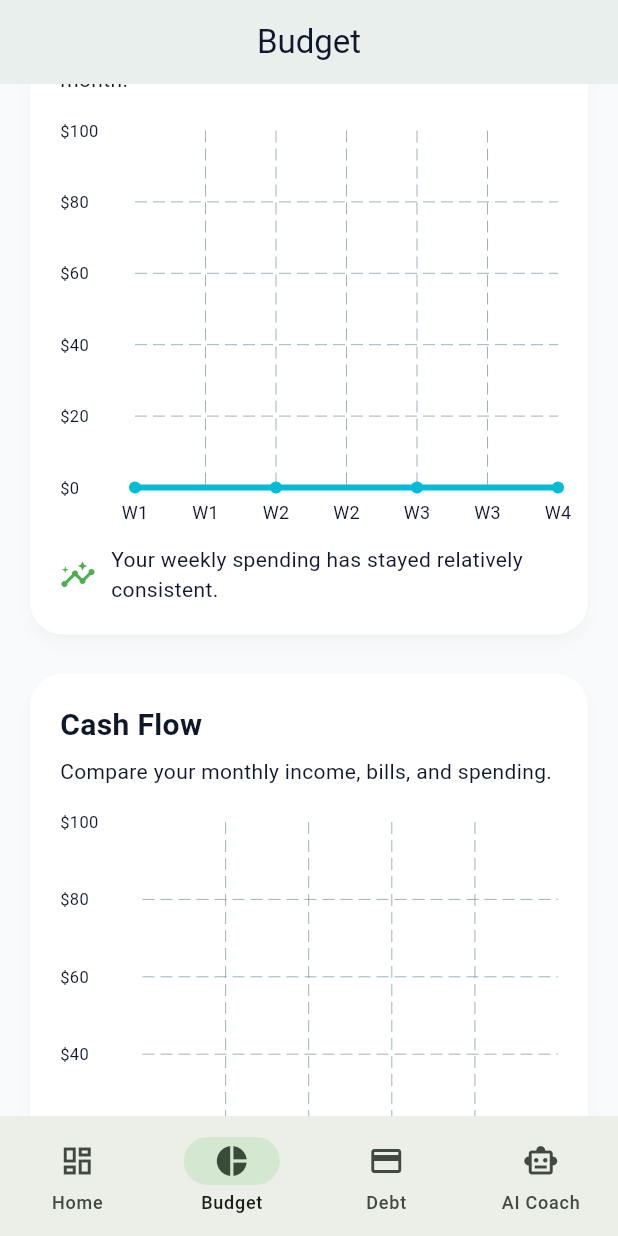
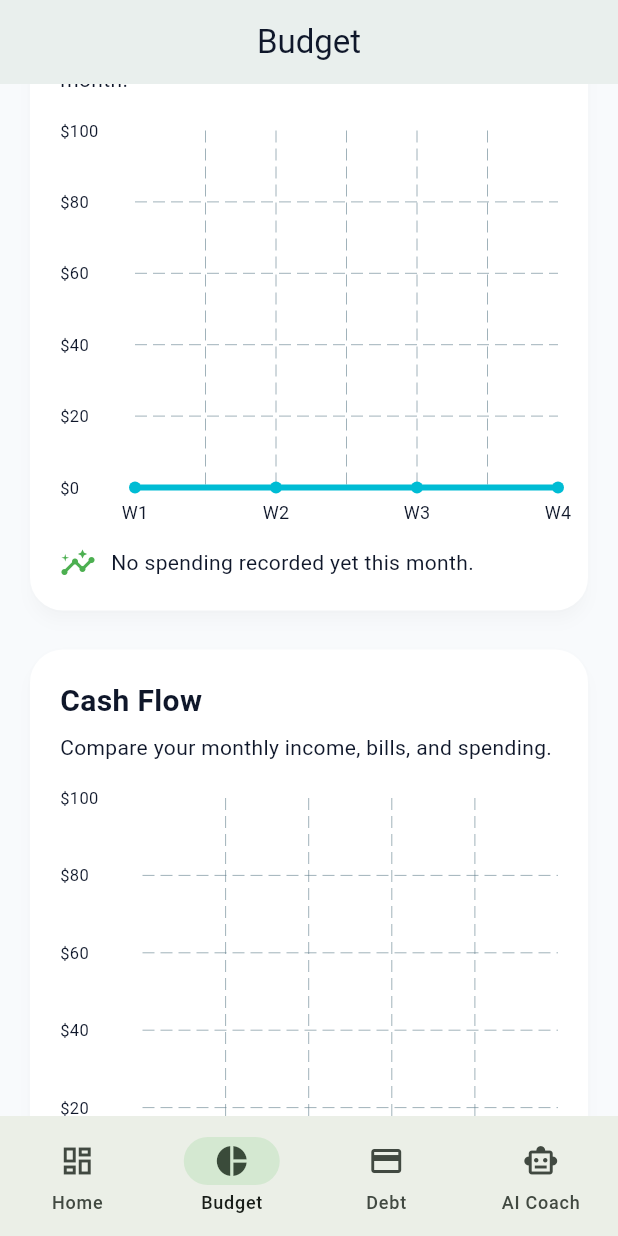
Before and after one commit to mackenziefalla/PocketWatcher, a Flutter app: the MainNavigation screen opened directly, item 2 of the bottom bar chosen, scrolled down 1152 dp, on a phone screen of 412 x 824 dp. Run offline on Flutter 3.47's test engine with Material 3 defaults, Android fonts, the phone set to English and light mode, and no system bars; drawn by our look-alikes of fl_chart; our stand-ins replace shared_preferences; accounts and stored records are empty.

Commit message:
Add local data persistence and fix spending trend chart

```diff
--- a/lib/models/financial_data.dart
+++ b/lib/models/financial_data.dart
@@ -80,4 +80,32 @@ class FinancialData {
   void addDebt(Debt debt) {
     debts.add(debt);
   }
+
+  // NEW: turns all your financial data into a map so it can be saved
+  Map<String, dynamic> toMap() {
+    return {
+      'incomes': incomes.map((income) => income.toMap()).toList(),
+      'bills': bills.map((bill) => bill.toMap()).toList(),
+      'expenses': expenses.map((expense) => expense.toMap()).toList(),
+      'debts': debts.map((debt) => debt.toMap()).toList(),
+    };
+  }
+
+  // NEW: rebuilds FinancialData from a saved map when the app loads
+  factory FinancialData.fromMap(Map<String, dynamic> map) {
+    return FinancialData(
+      incomes: (map['incomes'] as List<dynamic>? ?? [])
+          .map((item) => Income.fromMap(item as Map<String, dynamic>))
+          .toList(),
+      bills: (map['bills'] as List<dynamic>? ?? [])
+          .map((item) => Bill.fromMap(item as Map<String, dynamic>))
+          .toList(),
+      expenses: (map['expenses'] as List<dynamic>? ?? [])
+          .map((item) => Expense.fromMap(item as Map<String, dynamic>))
+          .toList(),
+      debts: (map['debts'] as List<dynamic>? ?? [])
+          .map((item) => Debt.fromMap(item as Map<String, dynamic>))
+          .toList(),
+    );
+  }
 }
--- a/lib/screens/main_navigation.dart
+++ b/lib/screens/main_navigation.dart
@@ -1,6 +1,7 @@
 import 'package:flutter/material.dart';
 
 import '../models/financial_data.dart';
+import '../services/storage_service.dart';
 import 'ai_coach_screen.dart';
 import 'budget_screen.dart';
 import 'dashboard_screen.dart';
@@ -13,13 +14,63 @@ class MainNavigation extends StatefulWidget {
   State<MainNavigation> createState() => _MainNavigationState();
 }
 
-class _MainNavigationState extends State<MainNavigation> {
+class _MainNavigationState extends State<MainNavigation>
+    with WidgetsBindingObserver {
   int selectedIndex = 0;
 
-  final FinancialData financialData = FinancialData();
+  // No longer final — it gets replaced by your saved data on startup
+  FinancialData financialData = FinancialData();
+
+  bool isLoading = true;
+
+  @override
+  void initState() {
+    super.initState();
+    WidgetsBinding.instance.addObserver(this);
+    _loadData();
+  }
+
+  @override
+  void dispose() {
+    WidgetsBinding.instance.removeObserver(this);
+    super.dispose();
+  }
+
+  // NEW: loads your saved data from the device when the app starts
+  Future<void> _loadData() async {
+    final loadedData = await StorageService.loadFinancialData();
+
+    if (!mounted) {
+      return;
+    }
+
+    setState(() {
+      financialData = loadedData;
+      isLoading = false;
+    });
+  }
+
+  // NEW: saves automatically when the app is closed or backgrounded
+  @override
+  void didChangeAppLifecycleState(AppLifecycleState state) {
+    if (state == AppLifecycleState.paused ||
+        state == AppLifecycleState.inactive ||
+        state == AppLifecycleState.detached) {
+      StorageService.saveFinancialData(financialData);
+    }
+  }
 
   @override
   Widget build(BuildContext context) {
+    // Brief spinner while saved data loads
+    if (isLoading) {
+      return const Scaffold(
+        body: Center(
+          child: CircularProgressIndicator(),
+        ),
+      );
+    }
+
     final screens = [
       const DashboardScreen(),
       BudgetScreen(
@@ -38,6 +89,9 @@ class _MainNavigationState extends State<MainNavigation> {
       bottomNavigationBar: NavigationBar(
         selectedIndex: selectedIndex,
         onDestinationSelected: (index) {
+          // NEW: saves every time you switch tabs
+          StorageService.saveFinancialData(financialData);
+
           setState(() {
             selectedIndex = index;
           });
--- /dev/null
+++ b/lib/services/storage_service.dart
@@ -0,0 +1,37 @@
+import 'dart:convert';
+import 'package:shared_preferences/shared_preferences.dart';
+import '../models/financial_data.dart';
+
+class StorageService {
+  static const String _financialDataKey = 'financial_data';
+
+  // Saves all financial data to the device as a JSON string
+  static Future<void> saveFinancialData(FinancialData data) async {
+    final prefs = await SharedPreferences.getInstance();
+    final jsonString = jsonEncode(data.toMap());
+    await prefs.setString(_financialDataKey, jsonString);
+  }
+
+  // Loads saved financial data, or returns empty data on first run
+  static Future<FinancialData> loadFinancialData() async {
+    final prefs = await SharedPreferences.getInstance();
+    final jsonString = prefs.getString(_financialDataKey);
+
+    if (jsonString == null) {
+      return FinancialData();
+    }
+
+    try {
+      final map = jsonDecode(jsonString) as Map<String, dynamic>;
+      return FinancialData.fromMap(map);
+    } catch (_) {
+      return FinancialData();
+    }
+  }
+
+  // Deletes all saved financial data (useful for a future "reset" option)
+  static Future<void> clearFinancialData() async {
+    final prefs = await SharedPreferences.getInstance();
+    await prefs.remove(_financialDataKey);
+  }
+}
--- a/lib/widgets/spending_trend_chart.dart
+++ b/lib/widgets/spending_trend_chart.dart
@@ -89,6 +89,7 @@ class SpendingTrendChart extends StatelessWidget {
                     bottomTitles: AxisTitles(
                       sideTitles: SideTitles(
                         showTitles: true,
+                        interval: 1, //  one label per week
                         getTitlesWidget: (value, meta) {
                           final week = value.toInt();
 
@@ -119,7 +120,7 @@ class SpendingTrendChart extends StatelessWidget {
                           weeklySpending[index],
                         ),
                       ),
-                      isCurved: true,
+                      isCurved: false, //straight lines, no fake curve
                       barWidth: 4,
                       dotData: const FlDotData(
                         show: true,
@@ -156,26 +157,31 @@ class SpendingTrendChart extends StatelessWidget {
     );
   }
 
+  // honest insight — names your biggest spending week
   String _buildInsight() {
     if (weeklySpending.length < 2) {
       return 'Add more expense history to see spending trends.';
     }
 
-    final first = weeklySpending.first;
-    final last = weeklySpending.last;
+    final total = weeklySpending.fold(0.0, (sum, week) => sum + week);
 
-    if (last > first) {
-      final increase = last - first;
-
-      return 'Weekly spending increased by \$${increase.toStringAsFixed(0)} compared with the beginning of the month.';
+    if (total == 0) {
+      return 'No spending recorded yet this month.';
     }
 
-    if (last < first) {
-      final decrease = first - last;
+    final allEqual =
+        weeklySpending.every((week) => week == weeklySpending.first);
 
-      return 'Weekly spending decreased by \$${decrease.toStringAsFixed(0)} compared with the beginning of the month.';
+    if (allEqual) {
+      return 'Your weekly spending has stayed relatively consistent.';
     }
 
-    return 'Your weekly spending has stayed relatively consistent.';
+    final highest = weeklySpending.reduce(
+      (current, next) => current > next ? current : next,
+    );
+    final highestWeek = weeklySpending.indexOf(highest) + 1;
+
+    return 'Your biggest spending week so far is Week $highestWeek '
+        'at \$${highest.toStringAsFixed(0)}.';
   }
 }
--- a/pubspec.yaml
+++ b/pubspec.yaml
@@ -18,6 +18,7 @@ publish_to: 'none' # Remove this line if you wish to publish to pub.dev
 # of the product and file versions while build-number is used as the build suffix.
 version: 1.0.0+1
 
+
 environment:
   sdk: ^3.12.2
 
@@ -35,6 +36,7 @@ dependencies:
   # Use with the CupertinoIcons class for iOS style icons.
   cupertino_icons: ^1.0.8
   fl_chart: ^1.2.0
+  shared_preferences: ^2.3.2
 
 dev_dependencies:
   flutter_test:
```
Also changed, not shown: Day_to_day_tasks.txt (+12 -0 lines), pubspec.lock, 3 other files.
